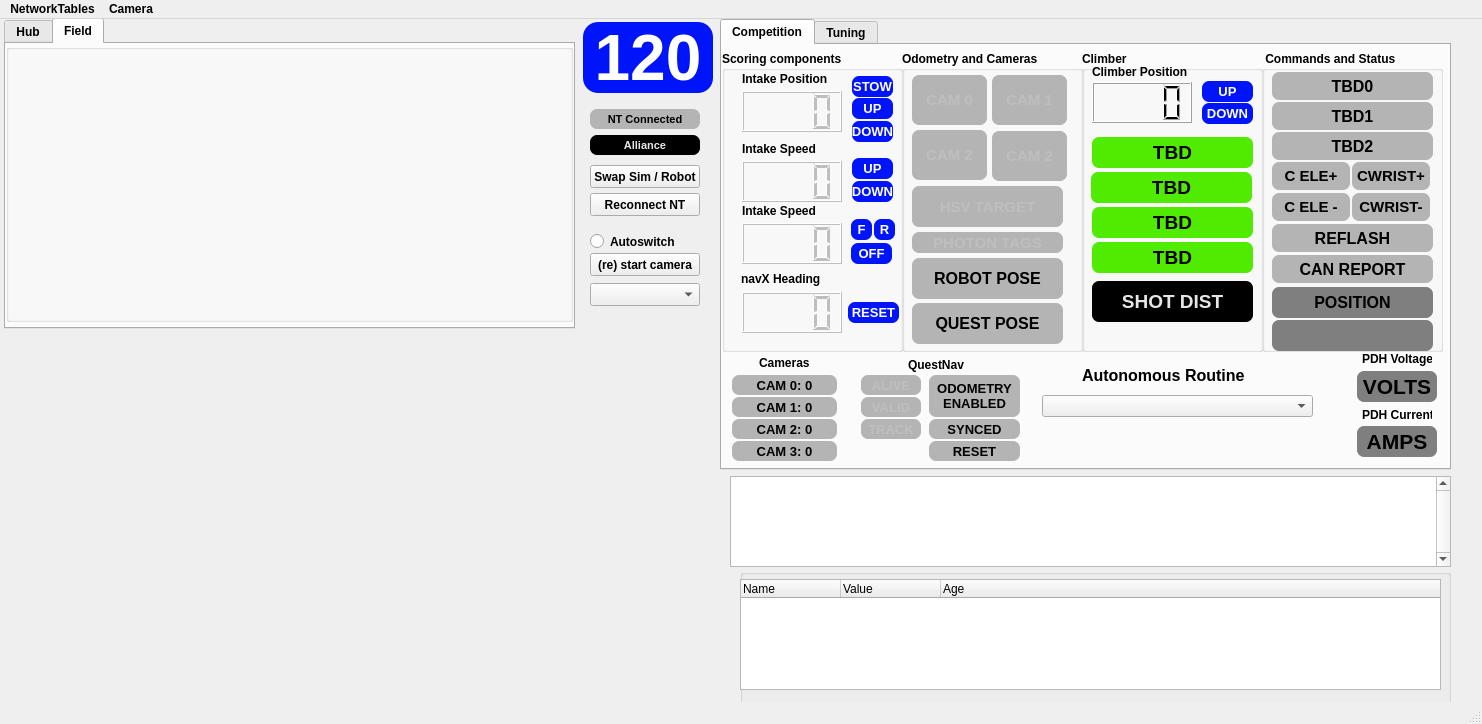
Qt form gui/layout_2026.ui (aesatchien/FRC2429_2026) before a commit.
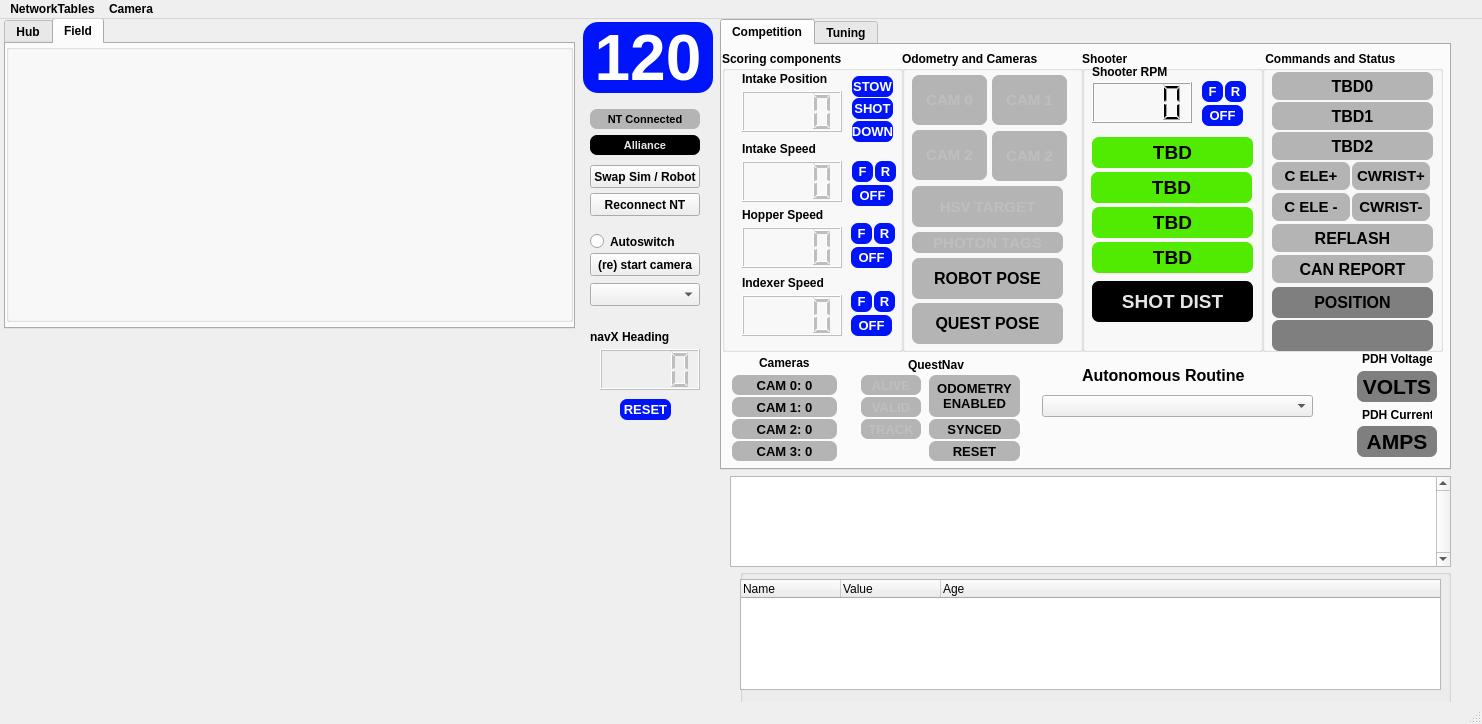
The same form after that commit. Icons and pictures are not drawn. Custom widgets are drawn as their Qt base class.

Commit message: adding all subsystem buttons to gui

```diff
--- a/gui/layout_2026.ui
+++ b/gui/layout_2026.ui
@@ -65,7 +65,7 @@
        </rect>
       </property>
       <property name="title">
-       <string>Climber</string>
+       <string>Shooter</string>
       </property>
       <widget class="ClickableQLabel" name="qlabel_go_to_l1_indicator">
        <property name="enabled">
@@ -135,42 +135,7 @@
         <set>Qt::AlignCenter</set>
        </property>
       </widget>
-      <widget class="ClickableQLabel" name="qlabel_move_climber_up_indicator">
-       <property name="enabled">
-        <bool>true</bool>
-       </property>
-       <property name="geometry">
-        <rect>
-         <x>120</x>
-         <y>30</y>
-         <width>51</width>
-         <height>21</height>
-        </rect>
-       </property>
-       <property name="font">
-        <font>
-         <family>MS Shell Dlg 2</family>
-         <pointsize>10</pointsize>
-         <bold>true</bold>
-        </font>
-       </property>
-       <property name="styleSheet">
-        <string notr="true">border: 7px;
-border-radius: 7px;
-color:rgb(255, 255, 255);
-background-color:rgb(0, 20, 250);</string>
-       </property>
-       <property name="text">
-        <string>UP</string>
-       </property>
-       <property name="textFormat">
-        <enum>Qt::AutoText</enum>
-       </property>
-       <property name="alignment">
-        <set>Qt::AlignCenter</set>
-       </property>
-      </widget>
-      <widget class="QLCDNumber" name="qlcd_climber_position">
+      <widget class="QLCDNumber" name="qlcd_shooter_speed">
        <property name="enabled">
         <bool>true</bool>
        </property>
@@ -196,42 +161,7 @@
         </rect>
        </property>
        <property name="text">
-        <string>Climber Position</string>
-       </property>
-      </widget>
-      <widget class="ClickableQLabel" name="qlabel_move_climber_down_indicator">
-       <property name="enabled">
-        <bool>true</bool>
-       </property>
-       <property name="geometry">
-        <rect>
-         <x>120</x>
-         <y>52</y>
-         <width>51</width>
-         <height>21</height>
-        </rect>
-       </property>
-       <property name="font">
-        <font>
-         <family>MS Shell Dlg 2</family>
-         <pointsize>10</pointsize>
-         <bold>true</bold>
-        </font>
-       </property>
-       <property name="styleSheet">
-        <string notr="true">border: 7px;
-border-radius: 7px;
-color:rgb(255, 255, 255);
-background-color:rgb(0, 20, 250);</string>
-       </property>
-       <property name="text">
-        <string>DOWN</string>
-       </property>
-       <property name="textFormat">
-        <enum>Qt::AutoText</enum>
-       </property>
-       <property name="alignment">
-        <set>Qt::AlignCenter</set>
+        <string>Shooter RPM</string>
        </property>
       </widget>
       <widget class="ClickableQLabel" name="qlabel_go_to_l4_indicator">
@@ -337,6 +267,111 @@
         <set>Qt::AlignCenter</set>
        </property>
       </widget>
+      <widget class="ClickableQLabel" name="qlabel_shooter_on_indicator">
+       <property name="enabled">
+        <bool>true</bool>
+       </property>
+       <property name="geometry">
+        <rect>
+         <x>120</x>
+         <y>30</y>
+         <width>21</width>
+         <height>21</height>
+        </rect>
+       </property>
+       <property name="font">
+        <font>
+         <family>MS Shell Dlg 2</family>
+         <pointsize>10</pointsize>
+         <bold>true</bold>
+        </font>
+       </property>
+       <property name="styleSheet">
+        <string notr="true">border: 7px;
+border-radius: 7px;
+color:rgb(255, 255, 255);
+background-color:rgb(0, 20, 250);</string>
+       </property>
+       <property name="text">
+        <string>F</string>
+       </property>
+       <property name="textFormat">
+        <enum>Qt::AutoText</enum>
+       </property>
+       <property name="alignment">
+        <set>Qt::AlignCenter</set>
+       </property>
+      </widget>
+      <widget class="ClickableQLabel" name="qlabel_shooter_reverse_indicator">
+       <property name="enabled">
+        <bool>true</bool>
+       </property>
+       <property name="geometry">
+        <rect>
+         <x>143</x>
+         <y>30</y>
+         <width>21</width>
+         <height>21</height>
+        </rect>
+       </property>
+       <property name="font">
+        <font>
+         <family>MS Shell Dlg 2</family>
+         <pointsize>10</pointsize>
+         <bold>true</bold>
+        </font>
+       </property>
+       <property name="styleSheet">
+        <string notr="true">border: 7px;
+border-radius: 7px;
+color:rgb(255, 255, 255);
+background-color:rgb(0, 20, 250);</string>
+       </property>
+       <property name="text">
+        <string>R</string>
+       </property>
+       <property name="textFormat">
+        <enum>Qt::AutoText</enum>
+       </property>
+       <property name="alignment">
+        <set>Qt::AlignCenter</set>
+       </property>
+      </widget>
+      <widget class="ClickableQLabel" name="qlabel_shooter_off_indicator">
+       <property name="enabled">
+        <bool>true</bool>
+       </property>
+       <property name="geometry">
+        <rect>
+         <x>120</x>
+         <y>54</y>
+         <width>41</width>
+         <height>21</height>
+        </rect>
+       </property>
+       <property name="font">
+        <font>
+         <family>MS Shell Dlg 2</family>
+         <pointsize>10</pointsize>
+         <bold>true</bold>
+        </font>
+       </property>
+       <property name="styleSheet">
+        <string notr="true">border: 7px;
+border-radius: 7px;
+color:rgb(255, 255, 255);
+background-color:rgb(0, 20, 250);</string>
+       </property>
+       <property name="text">
+        <string>OFF</string>
+       </property>
+       <property name="textFormat">
+        <enum>Qt::AutoText</enum>
+       </property>
+       <property name="alignment">
+        <set>Qt::AlignCenter</set>
+       </property>
+      </widget>
      </widget>
      <widget class="QGroupBox" name="groupBox">
       <property name="geometry">
@@ -379,7 +414,7 @@
         <number>4</number>
        </property>
       </widget>
-      <widget class="QLCDNumber" name="qlcd_pivot_angle">
+      <widget class="QLCDNumber" name="qlcd_intake_speed">
        <property name="enabled">
         <bool>false</bool>
        </property>
@@ -412,23 +447,23 @@
        <property name="geometry">
         <rect>
          <x>20</x>
-         <y>152</y>
+         <y>224</y>
          <width>131</width>
          <height>16</height>
         </rect>
        </property>
        <property name="text">
-        <string>Intake Speed</string>
+        <string>Indexer Speed</string>
        </property>
       </widget>
-      <widget class="QLCDNumber" name="qlcd_intake_speed">
+      <widget class="QLCDNumber" name="qlcd_indexer_speed">
        <property name="enabled">
         <bool>false</bool>
        </property>
        <property name="geometry">
         <rect>
          <x>20</x>
-         <y>172</y>
+         <y>244</y>
          <width>100</width>
          <height>41</height>
         </rect>
@@ -475,7 +510,7 @@
 background-color:rgb(0, 20, 250);</string>
        </property>
        <property name="text">
-        <string>UP</string>
+        <string>SHOT</string>
        </property>
        <property name="textFormat">
         <enum>Qt::AutoText</enum>
@@ -484,7 +519,7 @@
         <set>Qt::AlignCenter</set>
        </property>
       </widget>
-      <widget class="ClickableQLabel" name="qlabel_move_intake_down_indicator">
+      <widget class="ClickableQLabel" name="qlabel_intake_deploy_indicator">
        <property name="enabled">
         <bool>true</bool>
        </property>
@@ -519,84 +554,14 @@
         <set>Qt::AlignCenter</set>
        </property>
       </widget>
-      <widget class="ClickableQLabel" name="qlabel_move_pivot_up_indicator">
-       <property name="enabled">
-        <bool>true</bool>
-       </property>
-       <property name="geometry">
-        <rect>
-         <x>130</x>
-         <y>107</y>
-         <width>41</width>
-         <height>21</height>
-        </rect>
-       </property>
-       <property name="font">
-        <font>
-         <family>MS Shell Dlg 2</family>
-         <pointsize>10</pointsize>
-         <bold>true</bold>
-        </font>
-       </property>
-       <property name="styleSheet">
-        <string notr="true">border: 7px;
-border-radius: 7px;
-color:rgb(255, 255, 255);
-background-color:rgb(0, 20, 250);</string>
-       </property>
-       <property name="text">
-        <string>UP</string>
-       </property>
-       <property name="textFormat">
-        <enum>Qt::AutoText</enum>
-       </property>
-       <property name="alignment">
-        <set>Qt::AlignCenter</set>
-       </property>
-      </widget>
-      <widget class="ClickableQLabel" name="qlabel_move_pivot_down_indicator">
-       <property name="enabled">
-        <bool>true</bool>
-       </property>
-       <property name="geometry">
-        <rect>
-         <x>130</x>
-         <y>130</y>
-         <width>41</width>
-         <height>21</height>
-        </rect>
-       </property>
-       <property name="font">
-        <font>
-         <family>MS Shell Dlg 2</family>
-         <pointsize>10</pointsize>
-         <bold>true</bold>
-        </font>
-       </property>
-       <property name="styleSheet">
-        <string notr="true">border: 7px;
-border-radius: 7px;
-color:rgb(255, 255, 255);
-background-color:rgb(0, 20, 250);</string>
-       </property>
-       <property name="text">
-        <string>DOWN</string>
-       </property>
-       <property name="textFormat">
-        <enum>Qt::AutoText</enum>
-       </property>
-       <property name="alignment">
-        <set>Qt::AlignCenter</set>
-       </property>
-      </widget>
-      <widget class="ClickableQLabel" name="qlabel_intake_off_indicator">
+      <widget class="ClickableQLabel" name="qlabel_indexer_off_indicator">
        <property name="enabled">
         <bool>true</bool>
        </property>
        <property name="geometry">
         <rect>
          <x>129</x>
-         <y>192</y>
+         <y>264</y>
          <width>41</width>
          <height>21</height>
         </rect>
@@ -624,14 +589,14 @@
         <set>Qt::AlignCenter</set>
        </property>
       </widget>
-      <widget class="ClickableQLabel" name="qlabel_intake_on_indicator">
+      <widget class="ClickableQLabel" name="qlabel_indexer_on_indicator">
        <property name="enabled">
         <bool>true</bool>
        </property>
        <property name="geometry">
         <rect>
          <x>129</x>
-         <y>168</y>
+         <y>240</y>
          <width>21</width>
          <height>21</height>
         </rect>
@@ -659,14 +624,14 @@
         <set>Qt::AlignCenter</set>
        </property>
       </widget>
-      <widget class="ClickableQLabel" name="qlabel_intake_reverse_indicator">
+      <widget class="ClickableQLabel" name="qlabel_indexer_reverse_indicator">
        <property name="enabled">
         <bool>true</bool>
        </property>
        <property name="geometry">
         <rect>
          <x>152</x>
-         <y>168</y>
+         <y>240</y>
          <width>21</width>
          <height>21</height>
         </rect>
@@ -729,28 +694,50 @@
         <set>Qt::AlignCenter</set>
        </property>
       </widget>
-      <widget class="QLabel" name="label_11">
+      <widget class="ClickableQLabel" name="qlabel_intake_reverse_indicator">
+       <property name="enabled">
+        <bool>true</bool>
+       </property>
        <property name="geometry">
         <rect>
-         <x>19</x>
-         <y>220</y>
-         <width>131</width>
-         <height>16</height>
+         <x>153</x>
+         <y>110</y>
+         <width>21</width>
+         <height>21</height>
         </rect>
        </property>
+       <property name="font">
+        <font>
+         <family>MS Shell Dlg 2</family>
+         <pointsize>10</pointsize>
+         <bold>true</bold>
+        </font>
+       </property>
+       <property name="styleSheet">
+        <string notr="true">border: 7px;
+border-radius: 7px;
+color:rgb(255, 255, 255);
+background-color:rgb(0, 20, 250);</string>
+       </property>
        <property name="text">
-        <string>navX Heading</string>
+        <string>R</string>
        </property>
+       <property name="textFormat">
+        <enum>Qt::AutoText</enum>
+       </property>
+       <property name="alignment">
+        <set>Qt::AlignCenter</set>
+       </property>
       </widget>
-      <widget class="ClickableQLabel" name="qlabel_gyro_reset_indicator">
+      <widget class="ClickableQLabel" name="qlabel_intake_off_indicator">
        <property name="enabled">
         <bool>true</bool>
        </property>
        <property name="geometry">
         <rect>
-         <x>126</x>
-         <y>251</y>
-         <width>51</width>
+         <x>130</x>
+         <y>134</y>
+         <width>41</width>
          <height>21</height>
         </rect>
        </property>
@@ -768,7 +755,7 @@
 background-color:rgb(0, 20, 250);</string>
        </property>
        <property name="text">
-        <string>RESET</string>
+        <string>OFF</string>
        </property>
        <property name="textFormat">
         <enum>Qt::AutoText</enum>
@@ -777,20 +764,185 @@
         <set>Qt::AlignCenter</set>
        </property>
       </widget>
-      <widget class="QLCDNumber" name="qlcd_navx_heading">
+      <widget class="ClickableQLabel" name="qlabel_intake_on_indicator">
+       <property name="enabled">
+        <bool>true</bool>
+       </property>
+       <property name="geometry">
+        <rect>
+         <x>130</x>
+         <y>110</y>
+         <width>21</width>
+         <height>21</height>
+        </rect>
+       </property>
+       <property name="font">
+        <font>
+         <family>MS Shell Dlg 2</family>
+         <pointsize>10</pointsize>
+         <bold>true</bold>
+        </font>
+       </property>
+       <property name="styleSheet">
+        <string notr="true">border: 7px;
+border-radius: 7px;
+color:rgb(255, 255, 255);
+background-color:rgb(0, 20, 250);</string>
+       </property>
+       <property name="text">
+        <string>F</string>
+       </property>
+       <property name="textFormat">
+        <enum>Qt::AutoText</enum>
+       </property>
+       <property name="alignment">
+        <set>Qt::AlignCenter</set>
+       </property>
+      </widget>
+      <widget class="ClickableQLabel" name="qlabel_hopper_reverse_indicator">
+       <property name="enabled">
+        <bool>true</bool>
+       </property>
+       <property name="geometry">
+        <rect>
+         <x>152</x>
+         <y>172</y>
+         <width>21</width>
+         <height>21</height>
+        </rect>
+       </property>
+       <property name="font">
+        <font>
+         <family>MS Shell Dlg 2</family>
+         <pointsize>10</pointsize>
+         <bold>true</bold>
+        </font>
+       </property>
+       <property name="styleSheet">
+        <string notr="true">border: 7px;
+border-radius: 7px;
+color:rgb(255, 255, 255);
+background-color:rgb(0, 20, 250);</string>
+       </property>
+       <property name="text">
+        <string>R</string>
+       </property>
+       <property name="textFormat">
+        <enum>Qt::AutoText</enum>
+       </property>
+       <property name="alignment">
+        <set>Qt::AlignCenter</set>
+       </property>
+      </widget>
+      <widget class="ClickableQLabel" name="qlabel_hopper_off_indicator">
+       <property name="enabled">
+        <bool>true</bool>
+       </property>
+       <property name="geometry">
+        <rect>
+         <x>129</x>
+         <y>196</y>
+         <width>41</width>
+         <height>21</height>
+        </rect>
+       </property>
+       <property name="font">
+        <font>
+         <family>MS Shell Dlg 2</family>
+         <pointsize>10</pointsize>
+         <bold>true</bold>
+        </font>
+       </property>
+       <property name="styleSheet">
+        <string notr="true">border: 7px;
+border-radius: 7px;
+color:rgb(255, 255, 255);
+background-color:rgb(0, 20, 250);</string>
+       </property>
+       <property name="text">
+        <string>OFF</string>
+       </property>
+       <property name="textFormat">
+        <enum>Qt::AutoText</enum>
+       </property>
+       <property name="alignment">
+        <set>Qt::AlignCenter</set>
+       </property>
+      </widget>
+      <widget class="QLCDNumber" name="qlcd_hopper_speed">
        <property name="enabled">
         <bool>false</bool>
        </property>
        <property name="geometry">
         <rect>
          <x>20</x>
-         <y>241</y>
+         <y>176</y>
          <width>100</width>
          <height>41</height>
         </rect>
        </property>
+       <property name="font">
+        <font>
+         <family>Comic Sans MS</family>
+         <bold>true</bold>
+        </font>
+       </property>
+       <property name="lineWidth">
+        <number>1</number>
+       </property>
        <property name="digitCount">
         <number>4</number>
+       </property>
+       <property name="segmentStyle">
+        <enum>QLCDNumber::Filled</enum>
+       </property>
+      </widget>
+      <widget class="ClickableQLabel" name="qlabel_hopper_on_indicator">
+       <property name="enabled">
+        <bool>true</bool>
+       </property>
+       <property name="geometry">
+        <rect>
+         <x>129</x>
+         <y>172</y>
+         <width>21</width>
+         <height>21</height>
+        </rect>
+       </property>
+       <property name="font">
+        <font>
+         <family>MS Shell Dlg 2</family>
+         <pointsize>10</pointsize>
+         <bold>true</bold>
+        </font>
+       </property>
+       <property name="styleSheet">
+        <string notr="true">border: 7px;
+border-radius: 7px;
+color:rgb(255, 255, 255);
+background-color:rgb(0, 20, 250);</string>
+       </property>
+       <property name="text">
+        <string>F</string>
+       </property>
+       <property name="textFormat">
+        <enum>Qt::AutoText</enum>
+       </property>
+       <property name="alignment">
+        <set>Qt::AlignCenter</set>
+       </property>
+      </widget>
+      <widget class="QLabel" name="label_17">
+       <property name="geometry">
+        <rect>
+         <x>20</x>
+         <y>156</y>
+         <width>131</width>
+         <height>16</height>
+        </rect>
+       </property>
+       <property name="text">
+        <string>Hopper Speed</string>
        </property>
       </widget>
      </widget>
@@ -2665,6 +2817,70 @@
      <set>Qt::AlignCenter</set>
     </property>
    </widget>
+   <widget class="QLCDNumber" name="qlcd_navx_heading">
+    <property name="enabled">
+     <bool>false</bool>
+    </property>
+    <property name="geometry">
+     <rect>
+      <x>600</x>
+      <y>330</y>
+      <width>100</width>
+      <height>41</height>
+     </rect>
+    </property>
+    <property name="digitCount">
+     <number>4</number>
+    </property>
+   </widget>
+   <widget class="ClickableQLabel" name="qlabel_gyro_reset_indicator">
+    <property name="enabled">
+     <bool>true</bool>
+    </property>
+    <property name="geometry">
+     <rect>
+      <x>620</x>
+      <y>380</y>
+      <width>51</width>
+      <height>21</height>
+     </rect>
+    </property>
+    <property name="font">
+     <font>
+      <family>MS Shell Dlg 2</family>
+      <pointsize>10</pointsize>
+      <bold>true</bold>
+     </font>
+    </property>
+    <property name="styleSheet">
+     <string notr="true">border: 7px;
+border-radius: 7px;
+color:rgb(255, 255, 255);
+background-color:rgb(0, 20, 250);</string>
+    </property>
+    <property name="text">
+     <string>RESET</string>
+    </property>
+    <property name="textFormat">
+     <enum>Qt::AutoText</enum>
+    </property>
+    <property name="alignment">
+     <set>Qt::AlignCenter</set>
+    </property>
+   </widget>
+   <widget class="QLabel" name="label_11">
+    <property name="geometry">
+     <rect>
+      <x>590</x>
+      <y>310</y>
+      <width>131</width>
+      <height>16</height>
+     </rect>
+    </property>
+    <property name="text">
+     <string>navX Heading</string>
+    </property>
+   </widget>
    <zorder>tabWidget</zorder>
    <zorder>qt_text_status</zorder>
    <zorder>tabWidget_2</zorder>
@@ -2678,6 +2894,9 @@
    <zorder>qt_button_swap_sim</zorder>
    <zorder>qlabel_camera_view</zorder>
    <zorder>qlabel_alliance_indicator</zorder>
+   <zorder>qlcd_navx_heading</zorder>
+   <zorder>qlabel_gyro_reset_indicator</zorder>
+   <zorder>label_11</zorder>
   </widget>
   <widget class="QMenuBar" name="menubar">
    <property name="geometry">
```
The commit also changes 2 other files.
